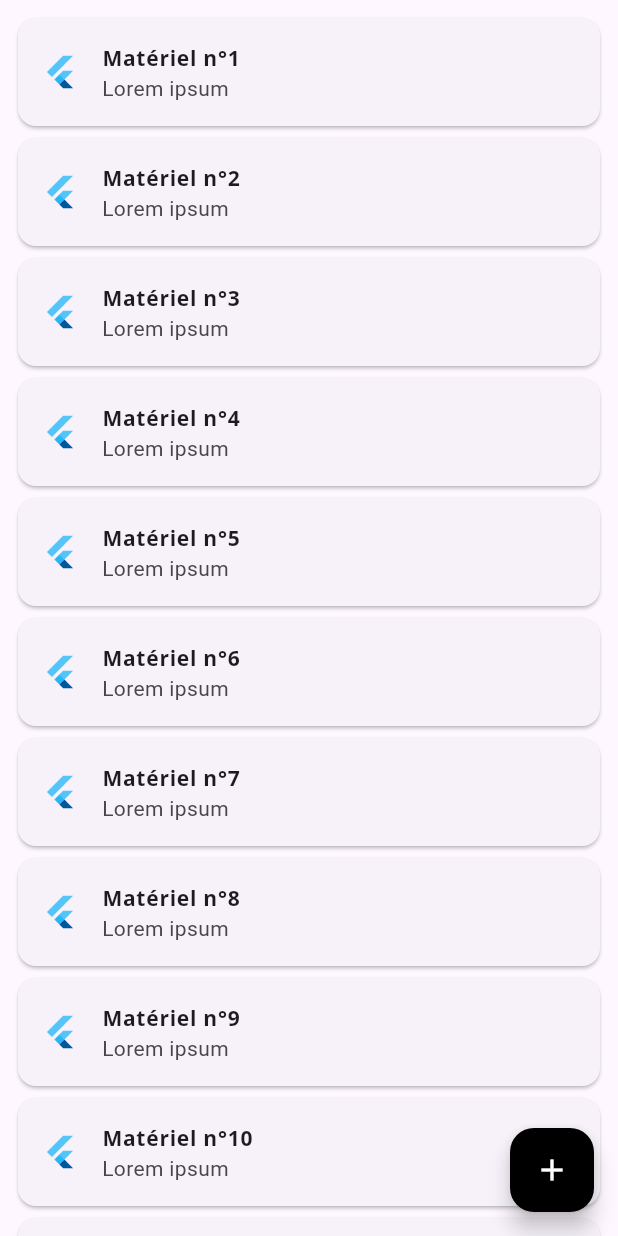
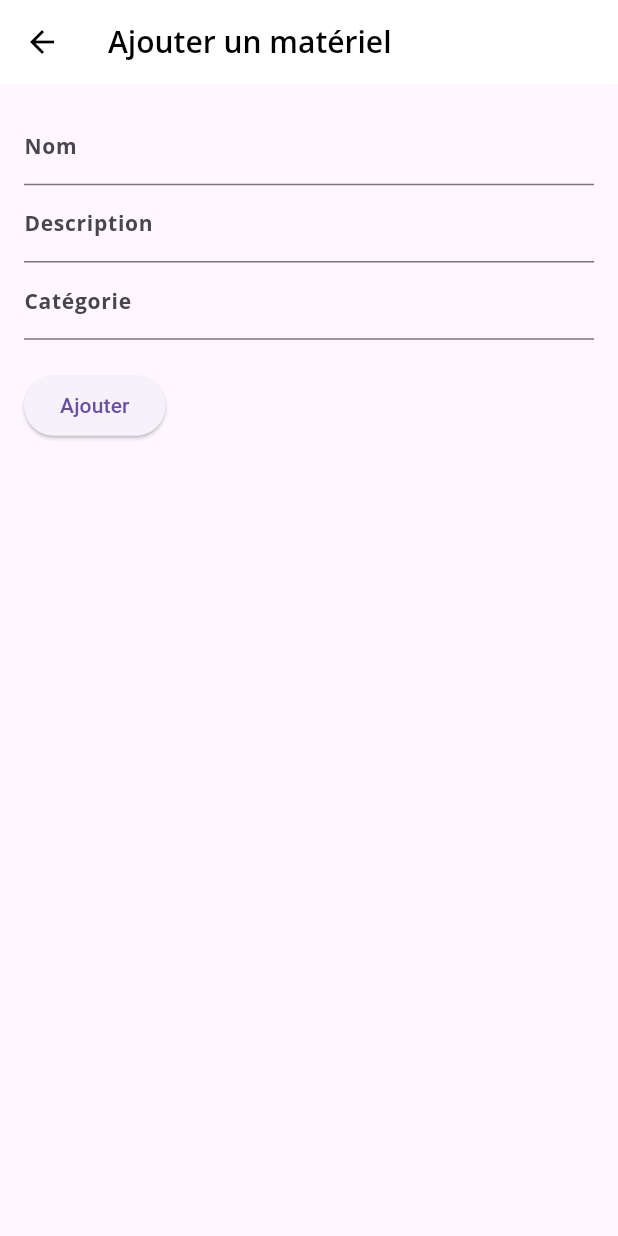
Before and after one commit to Juliette0070/Allo, a Flutter app: the WidgetMateriel screen opened directly, after a tap on the "add" icon, on a phone screen of 412 x 824 dp. Run offline on Flutter 3.47's test engine with Material 3 defaults, Android fonts, the light colour scheme and no system bars; our stand-ins replace google_fonts, settings_ui, shared_preferences, sqflite, supabase_flutter; accounts and stored records are empty.

Commit message:
finition materiels

```diff
--- a/lib/UI/mon-materiel.dart
+++ /dev/null
@@ -1,38 +0,0 @@
-import 'package:flutter/material.dart';
-
-class WidgetMateriel extends StatelessWidget {
-  const WidgetMateriel({super.key});
-
-  List<Widget> _getAllWidgetsMateriels() {
-    List<Widget> listeMateriels = [];
-    for (int i = 0; i < 15; i++) {
-      Widget taskWidget = Card(
-        child: ListTile(
-          leading: const FlutterLogo(),
-          title: Text(
-            "Matériel n°${(i + 1)}",
-            style: const TextStyle(fontWeight: FontWeight.bold),
-          ),
-          subtitle: const Text("Lorem ipsum"),
-        ),
-      );
-      listeMateriels.add(taskWidget);
-    }
-    return listeMateriels;
-  }
-
-  @override
-  Widget build(BuildContext context) {
-    return Scaffold(
-      body: ListView(
-        padding: const EdgeInsets.all(8),
-        children: _getAllWidgetsMateriels(),
-      ),
-      floatingActionButton: FloatingActionButton(
-        onPressed: () {},
-        tooltip: 'Nouveau matériel',
-        child: const Icon(Icons.add),
-      ),
-    );
-  }
-}
--- /dev/null
+++ b/lib/UI/mon_materiel.dart
@@ -0,0 +1,155 @@
+import 'package:flutter/material.dart';
+import 'package:allo/models/materiel.dart';
+import 'package:allo/api/bdmateriel.dart';
+import 'package:allo/UI/info_materiel.dart';
+
+class WidgetMateriel extends StatefulWidget {
+  const WidgetMateriel({Key? key}) : super(key: key);
+
+  @override
+  WidgetMaterielState createState() => WidgetMaterielState();
+}
+
+class WidgetMaterielState extends State<WidgetMateriel> {
+  late Future<List<Materiel>> materielsFuture;
+
+  @override
+  void initState() {
+    super.initState();
+    updateMateriel();
+  }
+
+  void updateMateriel() {
+    setState(() {
+      materielsFuture = DatabaseHelper.instance.getMaterielsDisponibles(true);
+    });
+  }
+
+  @override
+  Widget build(BuildContext context) {
+    return Scaffold(
+      appBar: AppBar(
+        title: const Text('Liste des matériels'),
+      ),
+      body: FutureBuilder<List<Materiel>>(
+        future: materielsFuture,
+        builder: (context, snapshot) {
+          if (snapshot.connectionState == ConnectionState.waiting) {
+            return const Center(child: CircularProgressIndicator());
+          } else if (snapshot.hasError) {
+            return Center(child: Text('Erreur: ${snapshot.error}'));
+          } else {
+            final materiels = snapshot.data ?? [];
+            if (materiels.isEmpty) {
+              return const Center(child: Text('Aucun matériel actuellement disponible'));
+            }
+            return ListView.builder(
+              itemCount: materiels.length,
+              itemBuilder: (context, index) {
+                final materiel = snapshot.data![index];
+                return GestureDetector(
+                  onTap: () {
+                    Navigator.push(
+                      context,
+                      MaterialPageRoute(
+                        builder: (context) => MaterielDetailsPage(
+                            materiel: materiel,
+                            onUpdate: updateMateriel
+                        ),
+                      ),
+                    );
+                  },
+                  child: Card(
+                    child: ListTile(
+                      leading: const FlutterLogo(),
+                      title: Text(
+                        materiel.nom,
+                        style: const TextStyle(fontWeight: FontWeight.bold),
+                      ),
+                      subtitle: Text(materiel.description),
+                    ),
+                  ),
+                );
+              },
+            );
+          }
+        },
+      ),
+      floatingActionButton: FloatingActionButton(
+        onPressed: () {
+          Navigator.push(
+            context,
+            MaterialPageRoute(builder: (context) => const AjoutMaterielScreen()),
+          );
+        },
+        tooltip: 'Nouveau matériel',
+        child: const Icon(Icons.add),
+      ),
+    );
+  }
+}
+
+class AjoutMaterielScreen extends StatefulWidget {
+  const AjoutMaterielScreen({Key? key}) : super(key: key);
+
+  @override
+  AjoutMaterielScreenState createState() => AjoutMaterielScreenState();
+}
+
+class AjoutMaterielScreenState extends State<AjoutMaterielScreen> {
+  final _nomController = TextEditingController();
+  final _descriptionController = TextEditingController();
+  final _categorieController = TextEditingController();
+
+  @override
+  void dispose() {
+    _nomController.dispose();
+    _descriptionController.dispose();
+    _categorieController.dispose();
+    super.dispose();
+  }
+
+  Future<void> _ajouterMateriel(BuildContext context) async {
+    final nom = _nomController.text;
+    final description = _descriptionController.text;
+    final categorie = _categorieController.text;
+    final materiel = Materiel(await DatabaseHelper.instance.getMaxId() + 1, nom, description, true, categorie);
+    await DatabaseHelper.instance.insertMateriel(materiel);
+    // Utiliser Navigator.pop avec les données du nouveau matériel ajouté
+    Navigator.pop(context, materiel);
+  }
+
+  @override
+  Widget build(BuildContext context) {
+    return Scaffold(
+      appBar: AppBar(
+        title: const Text('Ajouter un matériel'),
+      ),
+      body: Padding(
+        padding: const EdgeInsets.all(16.0),
+        child: Column(
+          crossAxisAlignment: CrossAxisAlignment.start,
+          children: [
+            TextField(
+              controller: _nomController,
+              decoration: const InputDecoration(labelText: 'Nom'),
+            ),
+            TextField(
+              controller: _descriptionController,
+              decoration: const InputDecoration(labelText: 'Description'),
+            ),
+            TextField(
+              controller: _categorieController,
+              decoration: const InputDecoration(labelText: 'Catégorie'),
+            ),
+            const SizedBox(height: 20),
+            ElevatedButton(
+              onPressed: () => _ajouterMateriel(context),
+              child: const Text('Ajouter'),
+            ),
+          ],
+        ),
+      ),
+    );
+  }
+}
--- /dev/null
+++ b/lib/api/bdmateriel.dart
@@ -0,0 +1,96 @@
+import 'package:sqflite/sqflite.dart';
+import 'package:path/path.dart';
+import 'package:allo/models/materiel.dart';
+
+class DatabaseHelper {
+  static const _databaseName = 'mon_application.db';
+  static const _databaseVersion = 1;
+  static const _tableName = 'materiels';
+
+  // Créer une instance unique de DatabaseHelper
+  DatabaseHelper._privateConstructor();
+  static final DatabaseHelper instance = DatabaseHelper._privateConstructor();
+
+  static Database? _database;
+
+  Future<Database> get database async {
+    if (_database != null) return _database!;
+    _database = await _initDatabase();
+    return _database!;
+  }
+
+  Future<Database> _initDatabase() async {
+    String path = join(await getDatabasesPath(), _databaseName);
+    return await openDatabase(path, version: _databaseVersion, onCreate: _onCreate);
+  }
+
+  Future<void> _onCreate(Database db, int version) async {
+    await db.execute('''
+      CREATE TABLE $_tableName (
+        id INTEGER PRIMARY KEY,
+        nom TEXT NOT NULL,
+        description TEXT NOT NULL,
+        disponible INTEGER,
+        categorie TEXT
+      );
+    ''');
+  }
+
+  // récupérer l'id le plus haut
+  Future<int> getMaxId() async {
+    final db = await database;
+    final List<Map<String, dynamic>> materielsMap = await db.query(_tableName);
+    int maxId = 0;
+    for (int i = 0; i < materielsMap.length; i++) {
+      if (materielsMap[i]['id'] > maxId) {
+        maxId = materielsMap[i]['id'];
+      }
+    }
+    return maxId;
+  }
+
+  Future<void> insertMateriel(Materiel materiel) async {
+    final db = await database;
+    await db.insert(
+      _tableName,
+      materiel.toMap(),
+      conflictAlgorithm: ConflictAlgorithm.replace,
+    );
+  }
+
+  Future<List<Materiel>> getAllMateriels() async {
+    final db = await database;
+    final List<Map<String, dynamic>> materielsMap = await db.query(_tableName);
+    return List.generate(materielsMap.length, (index) {
+      return Materiel.fromMap(materielsMap[index]);
+    });
+  }
+
+  Future<List<Materiel>> getMaterielsDisponibles(bool disponible) async {
+    final db = await database;
+    final List<Map<String, dynamic>> materielsMap = await db.query(_tableName, where: 'disponible = ?', whereArgs: [disponible ? 1 : 0]);
+    return List.generate(materielsMap.length, (index) {
+      return Materiel.fromMap(materielsMap[index]);
+    });
+  }
+
+  Future<void> updateMateriel(Materiel materiel) async {
+    final db = await database;
+    await db.update(
+      _tableName,
+      materiel.toMap(),
+      where: 'id = ?',
+      whereArgs: [materiel.id],
+    );
+  }
+
+  Future<void> deleteMateriel(int id) async {
+    final db = await database;
+    await db.delete(
+      _tableName,
+      where: 'id = ?',
+      whereArgs: [id],
+    );
+  }
+
+}
--- a/lib/models/materiel.dart
+++ b/lib/models/materiel.dart
@@ -3,19 +3,74 @@ class Materiel {
   String _nom;
   String _description;
   bool _disponible;
+  String _categorie;
 
-  Materiel(this._id, this._nom, this._description, this._disponible);
+  Materiel(this._id, this._nom, this._description, this._disponible, this._categorie);
 
   int get id => _id;
   String get nom => _nom;
   String get description => _description;
   bool get disponible => _disponible;
+  String get categorie => _categorie;
 
   factory Materiel.fromJson(dynamic json) {
     int id = json['id'] ?? 0;
     String nom = json['nom'] ?? "";
     String description = json['description'] ?? "";
     bool disponible = json['disponible'] ?? true;
-    return Materiel(id, nom, description, disponible);
+    String categorie = json['categorie'] ?? "";
+    return Materiel(id, nom, description, disponible, categorie);
+  }
+
+  Map<String, dynamic> toMap() {
+    return {
+      'id': id,
+      'nom': nom,
+      'description': description,
+      'disponible': disponible ? 1 : 0,
+      'categorie': categorie,
+    };
+  }
+
+  factory Materiel.fromMap(Map<String, dynamic> map) {
+    return Materiel(
+      map['id'],
+      map['nom'],
+      map['description'],
+      map['disponible'] == 1,
+      map['categorie'],
+    );
+  }
+
+  // Méthode pour récupérer tous les matériels disponibles
+  static List<Materiel> getMateriels(List<Materiel> materiels, bool disponible) {
+    List<Materiel> materielsDisponibles = [];
+    for (var materiel in materiels) {
+      if (materiel.disponible == disponible) {
+        materielsDisponibles.add(materiel);
+      }
+    }
+    return materielsDisponibles;
+  }
+
+  Materiel copyWith({
+    int? id,
+    String? nom,
+    String? description,
+    bool? disponible,
+    String? categorie,
+  }) {
+    return Materiel(
+      id ?? this.id,
+      nom ?? this.nom,
+      description ?? this.description,
+      disponible ?? this.disponible,
+      categorie ?? this.categorie,
+    );
+  }
+
+  @override
+  String toString() {
+    return 'Materiel{id: $_id, nom: $_nom, description: $_description, disponible: $_disponible, categorie: $_categorie}';
   }
 }
--- a/pubspec.yaml
+++ b/pubspec.yaml
@@ -34,6 +34,8 @@ dependencies:
   settings_ui: ^2.0.2
   provider: ^6.0.5
   shared_preferences: ^2.2.2
+  sqflite: ^2.0.0+3
+  path: ^1.8.0
 
   # The following adds the Cupertino Icons font to your application.
   # Use with the CupertinoIcons class for iOS style icons.
```
Also changed, not shown: lib/UI/info_materiel.dart (added, +104 -0 lines), lib/UI/mes_prets.dart (added, +155 -0 lines), lib/main.dart (+3 -9 lines), pubspec.lock, 1 other file.
